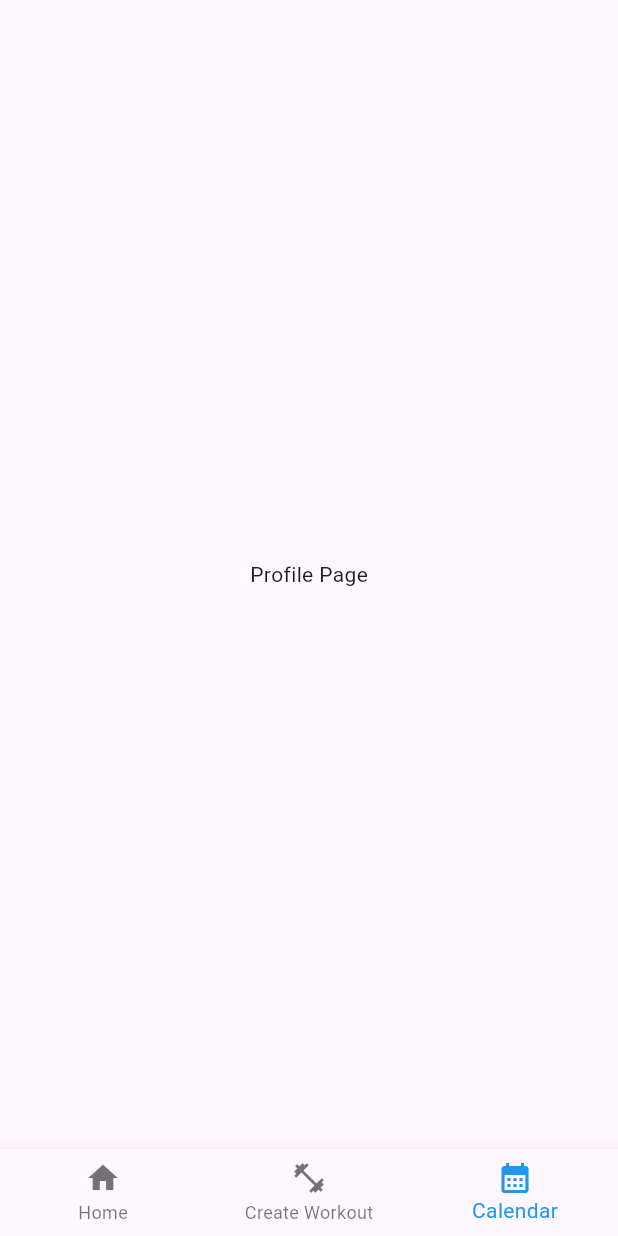
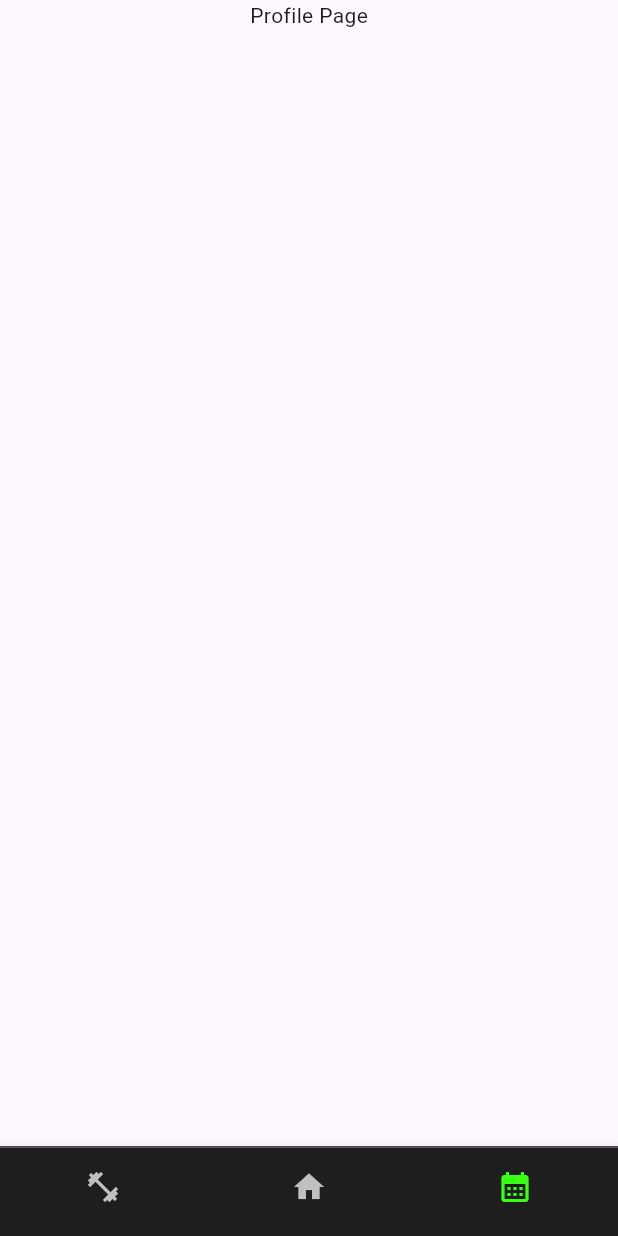
Before and after one commit to TakeOff30/fit_flow, a Flutter app: the screen it shows after launch, item 3 of the bottom bar chosen, on a phone screen of 412 x 824 dp. Run offline on Flutter 3.47's test engine with Material 3 defaults, Android fonts, the phone set to English and light mode, and no system bars.

Commit message:
nav bar e home screen

```diff
--- a/lib/widgets/nav_bar.dart
+++ b/lib/widgets/nav_bar.dart
@@ -12,8 +12,8 @@ class NavBar extends StatefulWidget {
 class _NavBarState extends State<NavBar> {
   int _selectedIndex = 0;
   static const List<Widget> _screens = <Widget>[
+    WorkoutScreen(),
     HomeScreen(),
-    WorkoutScreen(),
     Text('Profile Page'),
   ];
 
@@ -27,26 +27,40 @@ class _NavBarState extends State<NavBar> {
   Widget build(BuildContext context) {
     return Scaffold(
       body: Center(
+        child: Column(
+          children: [
+            Expanded(
               child: _screens.elementAt(_selectedIndex),
             ),
-      bottomNavigationBar: BottomNavigationBar(
+            Container(
+              height: 1,
+              color: Color(0xFF4A4A4A),
+            ),
+            BottomNavigationBar(
+              backgroundColor: Color(0xFF1E1E1E),
               items: const <BottomNavigationBarItem>[
                 BottomNavigationBarItem(
-            icon: Icon(Icons.home),
-            label: 'Home',
+                  icon: Icon(Icons.fitness_center),
+                  label: '',
                 ),
                 BottomNavigationBarItem(
-            icon: Icon(Icons.fitness_center),
-            label: 'Create Workout',
+                  icon: Icon(Icons.home),
+                  label: '',
                 ),
                 BottomNavigationBarItem(
                   icon: Icon(Icons.calendar_month),
-            label: 'Calendar',
+                  label: '',
                 ),
               ],
               currentIndex: _selectedIndex,
-        selectedItemColor: Colors.blue,
+              selectedItemColor: Color(0xFF39FF14),
+              unselectedItemColor: Color(0xFFC0C0C0),
+              showSelectedLabels: false,
+              showUnselectedLabels: false,
               onTap: _onItemTapped,
+            ),
+          ],
+        ),
       ),
     );
   }
```
Also changed, not shown: lib/screens/home_screen.dart (+67 -5 lines). Lines whose indentation alone changed are shown as unchanged.
